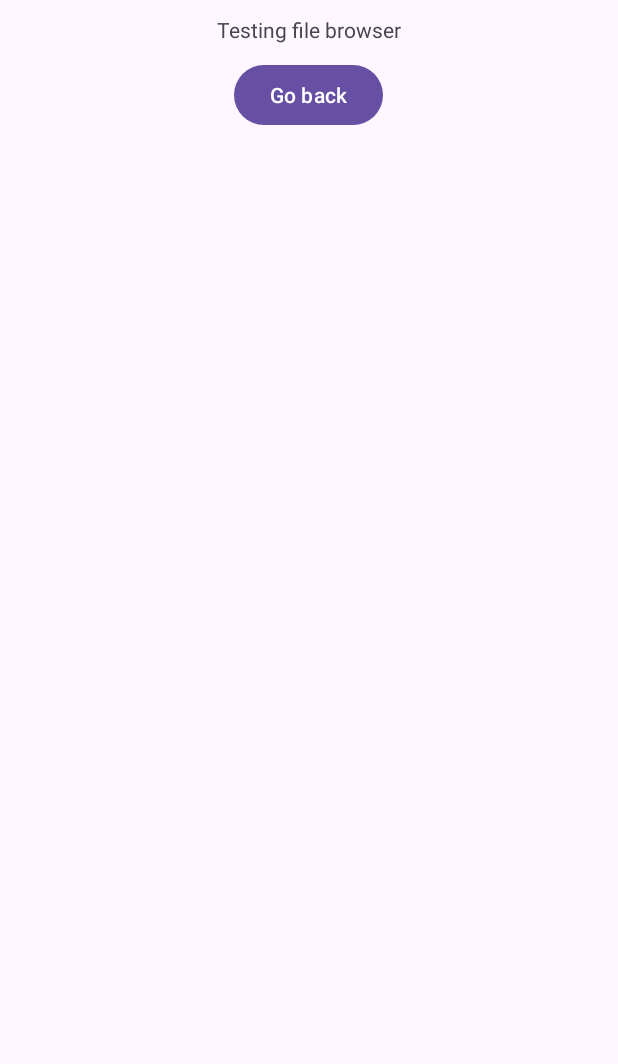
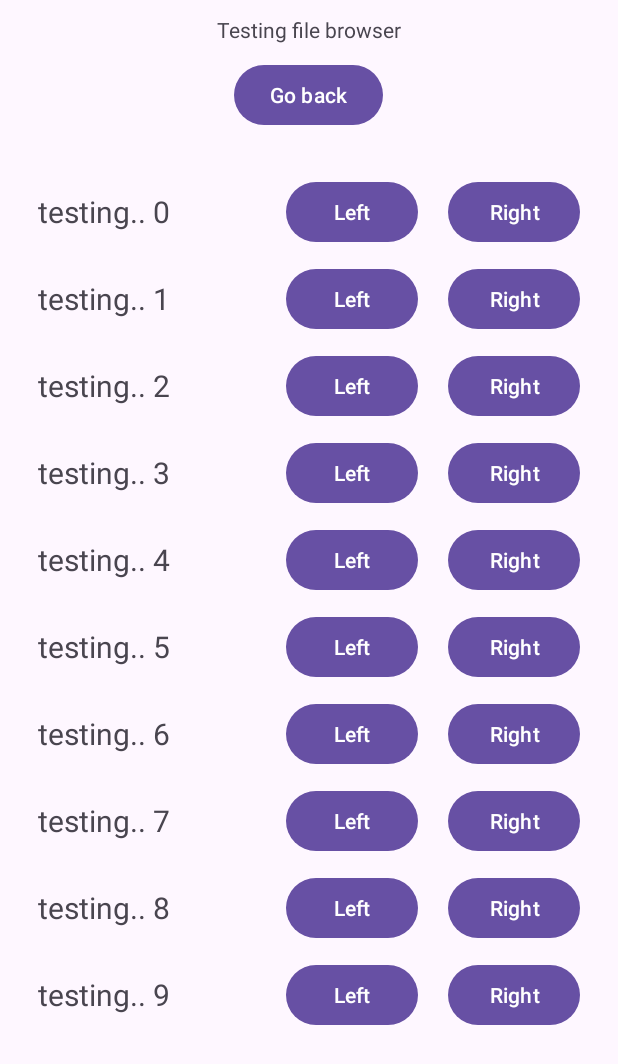
Before and after one commit to IMaDOGE/portableDJ, an Android app: the FileListActivity screen opened directly, with no data from a screen before it, on a phone screen of 412 x 824 dp. Shown: the top 1064 px of the screen. Run offline under Robolectric (Android 15) with nearby library versions, the phone set to English and light mode, and no system bars.

Commit message:
recyclerview implemented

```diff
--- a/app/src/main/AndroidManifest.xml
+++ b/app/src/main/AndroidManifest.xml
@@ -23,7 +23,7 @@
             </intent-filter>
         </activity>
         <activity
-            android:name=".FileListActivity"
+            android:name=".FileManager.FileListActivity"
             android:label="File List Activity">
         </activity>
     </application>
--- a/app/src/main/java/hu/unideb/inf/mobil2023/projekt2/FileListActivity.java
+++ /dev/null
@@ -1,20 +0,0 @@
-package hu.unideb.inf.mobil2023.projekt2;
-
-import android.os.Bundle;
-import android.view.View;
-
-import androidx.appcompat.app.AppCompatActivity;
-
-public class FileListActivity extends AppCompatActivity
-{
-    @Override
-    protected void onCreate(Bundle savedInstanceState) {
-        super.onCreate(savedInstanceState);
-        setContentView(R.layout.activity_filelist);
-    }
-
-    public void exitFileBrowser(View view)
-    {
-        finish();
-    }
-}
--- /dev/null
+++ b/app/src/main/java/hu/unideb/inf/mobil2023/projekt2/FileManager/FileList.java
@@ -0,0 +1,40 @@
+package hu.unideb.inf.mobil2023.projekt2.FileManager;
+
+import java.util.ArrayList;
+import java.util.List;
+
+public class FileList
+{
+    List<java.lang.String> fileList;
+
+    public FileList()
+    {
+        fileList = new ArrayList<>();
+
+        // testing
+        for(int i = 0; i < 10; i++)
+        {
+            addElement("testing.. " + i);
+        }
+    }
+
+    public void addElement(String s)
+    {
+        this.fileList.add(s);
+    }
+
+    public List<String> getFileList()
+    {
+        return this.fileList;
+    }
+
+    //String fileName;
+/*
+    public String getFileName() {
+        return fileName;
+    }
+
+    public void setFileName(String fileName) {
+        this.fileName = fileName;
+    }*/
+}
--- /dev/null
+++ b/app/src/main/java/hu/unideb/inf/mobil2023/projekt2/FileManager/FileListActivity.java
@@ -0,0 +1,46 @@
+package hu.unideb.inf.mobil2023.projekt2.FileManager;
+
+import android.os.Bundle;
+import android.util.Log;
+import android.view.View;
+
+import androidx.appcompat.app.AppCompatActivity;
+import androidx.recyclerview.widget.LinearLayoutManager;
+import androidx.recyclerview.widget.RecyclerView;
+
+import hu.unideb.inf.mobil2023.projekt2.R;
+
+public class FileListActivity extends AppCompatActivity
+{
+    RecyclerView fileRecyclerView;
+    @Override
+    protected void onCreate(Bundle savedInstanceState) {
+        super.onCreate(savedInstanceState);
+        setContentView(R.layout.activity_filelist);
+
+        fileRecyclerView = findViewById(R.id.file_recycler_view);
+        fileRecyclerView.setLayoutManager(new LinearLayoutManager(FileListActivity.this));
+
+        FileList files = new FileList();
+        // files.addElement("##test");
+
+        FileListAdapter fileAdapter = new FileListAdapter();
+        fileAdapter.setFileList(files.getFileList());
+        fileRecyclerView.setAdapter(fileAdapter);
+    }
+
+    public void exitFileBrowser(View view)
+    {
+        finish();
+    }
+
+    public void addToLeftPlayer(View view)
+    {
+        Log.i("# testing add button", "Left added!");
+    }
+    public void addToRightPlayer(View view)
+    {
+        Log.i("# testing add button", "Right added!");
+    }
+
+}
--- /dev/null
+++ b/app/src/main/java/hu/unideb/inf/mobil2023/projekt2/FileManager/FileListAdapter.java
@@ -0,0 +1,60 @@
+package hu.unideb.inf.mobil2023.projekt2.FileManager;
+
+import android.view.LayoutInflater;
+import android.view.View;
+import android.view.ViewGroup;
+import android.widget.TextView;
+
+import androidx.annotation.NonNull;
+import androidx.recyclerview.widget.RecyclerView;
+
+import java.util.ArrayList;
+import java.util.List;
+
+import hu.unideb.inf.mobil2023.projekt2.R;
+
+public class FileListAdapter extends RecyclerView.Adapter<FileListAdapter.MyViewHolder>
+{
+    private List<String> fileList;
+
+    public void setFileList(List<String> files)
+    {
+        this.fileList = new ArrayList<>();
+
+        this.fileList.addAll(files);
+    }
+
+    @NonNull
+    @Override
+    public MyViewHolder onCreateViewHolder(@NonNull ViewGroup parent, int viewType)
+    {
+        View v = LayoutInflater.from(parent.getContext()).inflate(R.layout.item_layout, parent , false);
+
+        return new MyViewHolder(v);
+    }
+
+    @Override
+    public void onBindViewHolder(@NonNull MyViewHolder holder, int position)
+    {
+        holder.fileNameTextView.setText(fileList.get(position));
+    }
+
+    @Override
+    public int getItemCount()
+    {
+        return fileList.size();
+    }
+
+    public static class MyViewHolder extends RecyclerView.ViewHolder
+    {
+        TextView fileNameTextView;
+
+        public MyViewHolder(View FileListItemView)
+        {
+            super(FileListItemView);
+
+            MyViewHolder.this.fileNameTextView = FileListItemView.findViewById(R.id.fileListItemTextView);
+        }
+
+    }
+}
--- a/app/src/main/java/hu/unideb/inf/mobil2023/projekt2/MainActivity.java
+++ b/app/src/main/java/hu/unideb/inf/mobil2023/projekt2/MainActivity.java
@@ -8,6 +8,8 @@ import android.os.Bundle;
 import android.util.Log;
 import android.view.View;
 import android.widget.TextView;
+
+import hu.unideb.inf.mobil2023.projekt2.FileManager.FileListActivity;
 
 public class MainActivity extends AppCompatActivity {
     private String filePath;
--- a/app/src/main/res/layout/activity_filelist.xml
+++ b/app/src/main/res/layout/activity_filelist.xml
@@ -27,4 +27,17 @@
         app:layout_constraintStart_toStartOf="parent"
         app:layout_constraintTop_toTopOf="parent" />
 
+    <androidx.recyclerview.widget.RecyclerView
+        android:id="@+id/file_recycler_view"
+        android:layout_width="0dp"
+        android:layout_height="0dp"
+        android:layout_marginStart="5dp"
+        android:layout_marginTop="20dp"
+        android:layout_marginEnd="5dp"
+        android:layout_marginBottom="20dp"
+        app:layout_constraintBottom_toBottomOf="parent"
+        app:layout_constraintEnd_toEndOf="parent"
+        app:layout_constraintStart_toStartOf="parent"
+        app:layout_constraintTop_toBottomOf="@+id/exitButton"/>
+
 </androidx.constraintlayout.widget.ConstraintLayout>
--- /dev/null
+++ b/app/src/main/res/layout/item_layout.xml
@@ -0,0 +1,42 @@
+<?xml version="1.0" encoding="utf-8"?>
+<androidx.constraintlayout.widget.ConstraintLayout xmlns:android="http://schemas.android.com/apk/res/android"
+    xmlns:app="http://schemas.android.com/apk/res-auto"
+    xmlns:tools="http://schemas.android.com/tools"
+    android:layout_width="match_parent"
+    android:layout_height="wrap_content"
+    android:maxHeight="200dp">
+
+    <TextView
+        android:id="@+id/fileListItemTextView"
+        android:layout_width="180dp"
+        android:layout_height="wrap_content"
+        android:layout_marginStart="20dp"
+        android:layout_marginTop="20dp"
+        android:text="title"
+        android:textSize="20sp"
+        app:layout_constraintStart_toStartOf="parent"
+        app:layout_constraintTop_toTopOf="parent" />
+
+    <Button
+        android:id="@+id/addToLeft"
+        android:layout_width="wrap_content"
+        android:layout_height="wrap_content"
+        android:layout_marginTop="10dp"
+        android:layout_marginEnd="20dp"
+        android:onClick="addToLeftPlayer"
+        android:text="Left"
+        app:layout_constraintEnd_toStartOf="@+id/addToRight"
+        app:layout_constraintTop_toTopOf="parent" />
+
+    <Button
+        android:id="@+id/addToRight"
+        android:layout_width="wrap_content"
+        android:layout_height="wrap_content"
+        android:layout_marginTop="10dp"
+        android:layout_marginEnd="20dp"
+        android:onClick="addToRightPlayer"
+        android:text="Right"
+        app:layout_constraintEnd_toEndOf="parent"
+        app:layout_constraintTop_toTopOf="parent" />
+
+</androidx.constraintlayout.widget.ConstraintLayout>
```
